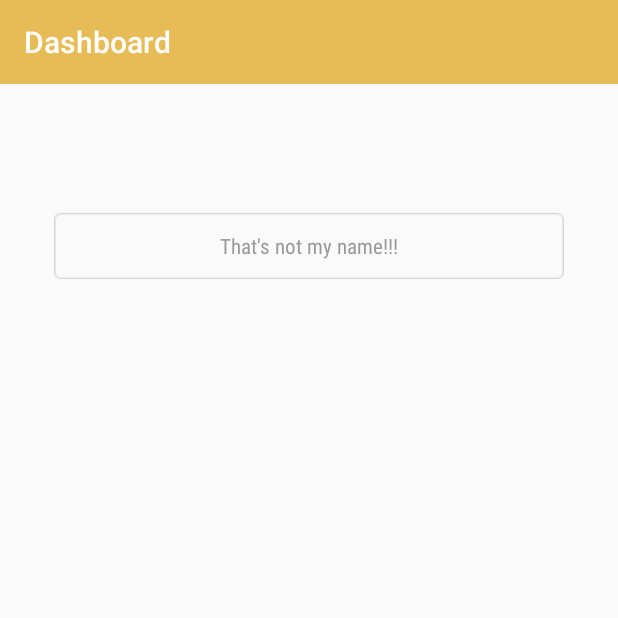
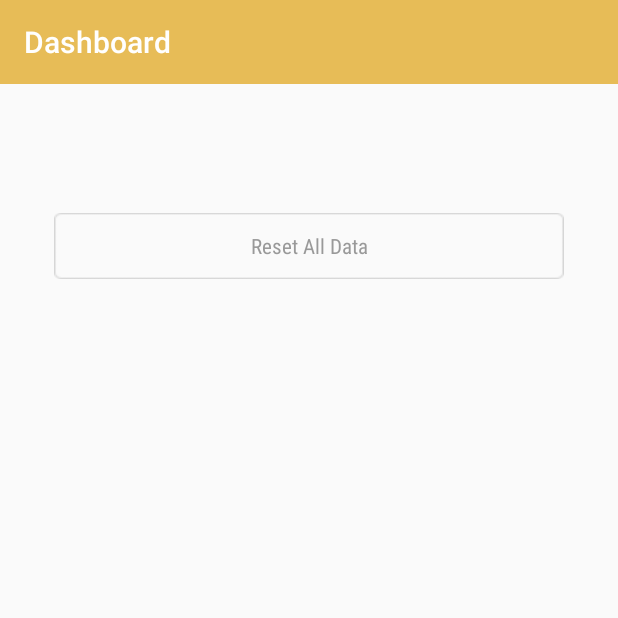
Before and after one commit to laupsy/Habitualizer, an Android app: the Dashboard screen opened directly, with no data from a screen before it, on a phone screen of 412 x 824 dp, the top half of it. Run offline under Robolectric (Android 15) with nearby library versions, the phone set to English and light mode, and no system bars.

Commit message:
some code cleanup

```diff
--- /dev/null
+++ b/Habitualizer/app/src/main/java/com/example/laurabarbera/habitualizer/UserProfile.java
@@ -0,0 +1,23 @@
+package com.example.laurabarbera.habitualizer;
+
+import android.content.SharedPreferences;
+
+/**
+ * Created by laurabarbera on 4/12/15.
+ */
+public class UserProfile {
+    public UserProfile(SharedPreferences s) {
+        super();
+        this.shared = s;
+    }
+    public String getName() {
+        String n = shared.getString("name","");
+        return n;
+    }
+    public void setName(final String n) {
+        SharedPreferences.Editor editor = shared.edit();
+        editor.putString("name",n);
+        editor.commit();
+    }
+    private SharedPreferences shared;
+}
--- a/Habitualizer/app/src/main/res/layout/activity_dashboard.xml
+++ b/Habitualizer/app/src/main/res/layout/activity_dashboard.xml
@@ -13,7 +13,7 @@
     <Button android:id="@+id/reset"
         android:layout_width="fill_parent"
         android:layout_height="@dimen/button_height"
-        android:text="That's not my name!!!"
+        android:text="@string/reset_text"
         android:layout_marginTop="50dp"
         android:textColor="@color/button_dark_text"
         android:background="@drawable/button_alt" />
--- a/Habitualizer/app/src/main/res/values/strings.xml
+++ b/Habitualizer/app/src/main/res/values/strings.xml
@@ -9,9 +9,13 @@
     <string name="action_settings">Settings</string>
     <string name="title_activity_facebook_login">FacebookLogin</string>
 
+    <string name="reset_text">Reset All Data</string>
+
     <string name="button_configure">Configure your profile</string>
     <string name="title_activity_dashboard">Dashboard</string>
-
+    <string name="error_reset">This will reset ALL of your data. Are you sure you want to do this?</string>
+    <string name="error_yes">I\'m sure.</string>
+    <string name="error_no">No!</string>
     <string name="hello_world">Hello world!</string>
 
 </resources>
```
Also changed, not shown: Habitualizer/app/src/main/java/com/example/laurabarbera/habitualizer/Dashboard.java (+58 -15 lines), Habitualizer/app/src/main/java/com/example/laurabarbera/habitualizer/FacebookLogin.java (+14 -28 lines).
